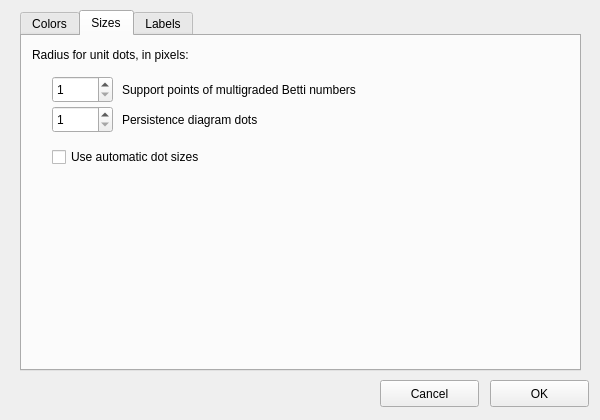
Before: the Qt Designer form interface/configuredialog.ui in rivetTDA/rivet, drawn with Qt 5.
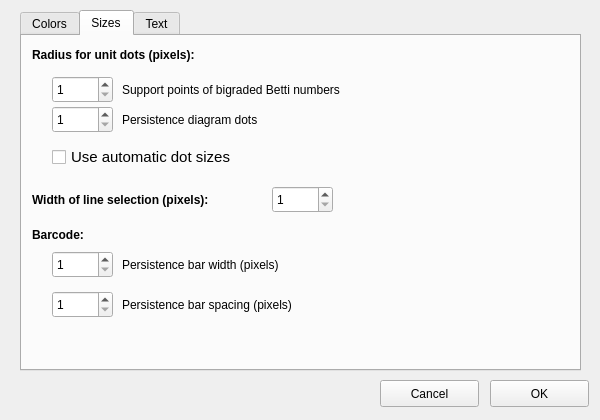
After: the same form once the commit is applied. The open tabs and pages were chosen to show the change.

Commit message: configure box can now change font and line sizes in diagram windows

The edit to the form file:
```diff
--- a/interface/configuredialog.ui
+++ b/interface/configuredialog.ui
@@ -436,12 +436,18 @@
       <rect>
        <x>10</x>
        <y>10</y>
-       <width>221</width>
+       <width>281</width>
        <height>17</height>
       </rect>
      </property>
+     <property name="font">
+      <font>
+       <weight>75</weight>
+       <bold>true</bold>
+      </font>
+     </property>
      <property name="text">
-      <string>Radius for unit dots, in pixels:</string>
+      <string>Radius for unit dots (pixels):</string>
      </property>
     </widget>
     <widget class="QLabel" name="bettiDotSizeLabel">
@@ -454,7 +460,7 @@
       </rect>
      </property>
      <property name="text">
-      <string>Support points of multigraded Betti numbers</string>
+      <string>Support points of bigraded Betti numbers</string>
      </property>
     </widget>
     <widget class="QLabel" name="persistenceDotSizeLabel">
@@ -505,14 +511,131 @@
        <height>22</height>
       </rect>
      </property>
+     <property name="font">
+      <font>
+       <pointsize>11</pointsize>
+      </font>
+     </property>
      <property name="text">
       <string>Use automatic dot sizes</string>
      </property>
     </widget>
+    <widget class="QLabel" name="barcodeSizeLabel">
+     <property name="geometry">
+      <rect>
+       <x>10</x>
+       <y>190</y>
+       <width>221</width>
+       <height>17</height>
+      </rect>
+     </property>
+     <property name="font">
+      <font>
+       <weight>75</weight>
+       <bold>true</bold>
+      </font>
+     </property>
+     <property name="text">
+      <string>Barcode:</string>
+     </property>
+    </widget>
+    <widget class="QSpinBox" name="lineWidthSpinBox">
+     <property name="geometry">
+      <rect>
+       <x>250</x>
+       <y>150</y>
+       <width>61</width>
+       <height>27</height>
+      </rect>
+     </property>
+     <property name="minimum">
+      <number>1</number>
+     </property>
+     <property name="maximum">
+      <number>50</number>
+     </property>
+    </widget>
+    <widget class="QLabel" name="lineWidthLabel">
+     <property name="geometry">
+      <rect>
+       <x>10</x>
+       <y>155</y>
+       <width>231</width>
+       <height>17</height>
+      </rect>
+     </property>
+     <property name="font">
+      <font>
+       <weight>75</weight>
+       <bold>true</bold>
+      </font>
+     </property>
+     <property name="text">
+      <string>Width of line selection (pixels):</string>
+     </property>
+    </widget>
+    <widget class="QLabel" name="barWidthLabel">
+     <property name="geometry">
+      <rect>
+       <x>100</x>
+       <y>220</y>
+       <width>271</width>
+       <height>17</height>
+      </rect>
+     </property>
+     <property name="text">
+      <string>Persistence bar width (pixels)</string>
+     </property>
+    </widget>
+    <widget class="QSpinBox" name="barWidthSpinBox">
+     <property name="geometry">
+      <rect>
+       <x>30</x>
+       <y>215</y>
+       <width>61</width>
+       <height>27</height>
+      </rect>
+     </property>
+     <property name="minimum">
+      <number>1</number>
+     </property>
+     <property name="maximum">
+      <number>50</number>
+     </property>
+    </widget>
+    <widget class="QSpinBox" name="barSpacingSpinBox">
+     <property name="geometry">
+      <rect>
+       <x>30</x>
+       <y>255</y>
+       <width>61</width>
+       <height>27</height>
+      </rect>
+     </property>
+     <property name="minimum">
+      <number>1</number>
+     </property>
+     <property name="maximum">
+      <number>50</number>
+     </property>
+    </widget>
+    <widget class="QLabel" name="barSpacingLabel">
+     <property name="geometry">
+      <rect>
+       <x>100</x>
+       <y>260</y>
+       <width>271</width>
+       <height>17</height>
+      </rect>
+     </property>
+     <property name="text">
+      <string>Persistence bar spacing (pixels)</string>
+     </property>
+    </widget>
    </widget>
    <widget class="QWidget" name="labelsTab">
     <attribute name="title">
-     <string>Labels</string>
+     <string>Text</string>
     </attribute>
     <widget class="QLabel" name="axisLabelLabel">
      <property name="geometry">
```
Left out of the diff: 96 changed lines with no effect on the pictures. The commit also changes 11 other files.
